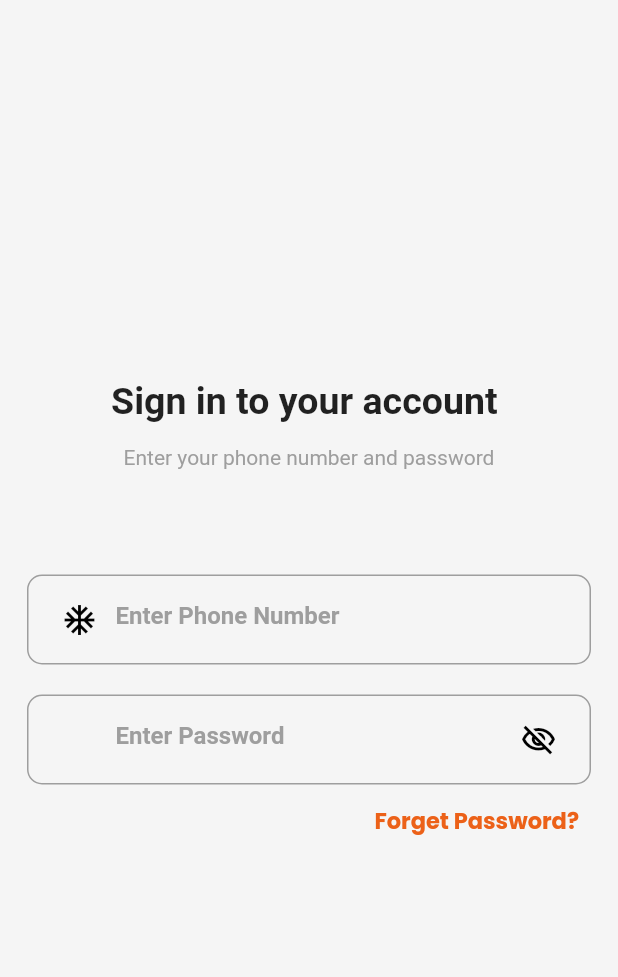
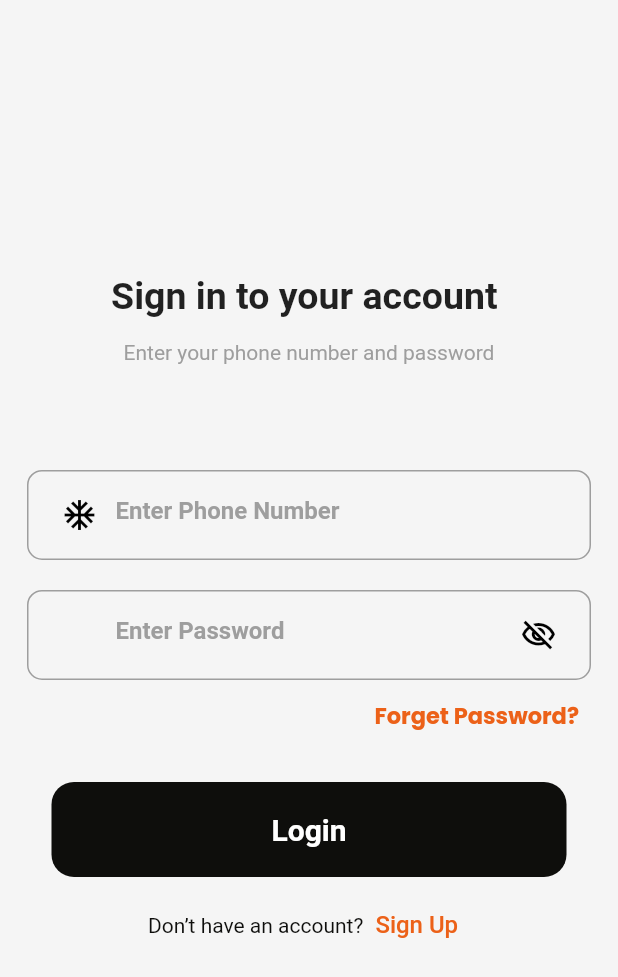
Before and after one commit to pioneers-team/Tab-Cash, a Flutter app: the LoginScreen screen opened directly, on a phone screen of 412 x 824 dp. Shown: the top 977 px of the screen. Run offline on Flutter 3.47's test engine with Material 2 defaults, Android fonts, the phone set to English and light mode, and no system bars; our stand-ins replace flutter_svg, google_fonts, smooth_page_indicator.

Commit message:
complete login screen _SaidSoudy

```diff
--- /dev/null
+++ b/lib/core/components/custom_button.dart
@@ -0,0 +1,31 @@
+
+
+import 'package:flutter/material.dart';
+
+Widget customButton(context,{
+  required Color color,
+  required String label,
+  VoidCallback? onTap,
+}){
+  double screenHeight = MediaQuery.of(context).size.height;
+  double screenWidth = MediaQuery.of(context).size.width;
+  return GestureDetector(
+    onTap: onTap,
+    child: Container(
+      height: screenHeight / 13,
+      width: screenWidth / 1.2,
+      decoration: BoxDecoration(
+          color: color,
+          borderRadius: BorderRadius.circular(15)),
+      child:  Center(
+        child: Text(
+          label,
+          style: const TextStyle(
+              color: Colors.white,
+              fontSize: 20.0,
+              fontWeight: FontWeight.w700),
+        ),
+      ),
+    ),
+  );
+}
--- a/lib/main.dart
+++ b/lib/main.dart
@@ -1,5 +1,6 @@
 import 'package:flutter/material.dart';
 import 'package:google_fonts/google_fonts.dart';
+import 'package:tab_cash/view/auth/login_screen.dart';
 import 'layout/splash_screen/splash_screen.dart';
 
 void main() {
@@ -21,7 +22,7 @@ class MyApp extends StatelessWidget {
           displayMedium: GoogleFonts.poppins(),
         )
       ),
-      home:  SplashScreen(),
+      home:  LoginScreen(),
     );
   }
 }
--- a/lib/view/auth/login_screen.dart
+++ b/lib/view/auth/login_screen.dart
@@ -3,12 +3,16 @@ import 'package:flutter_svg/svg.dart';
 import 'package:tab_cash/core/styles/colors.dart';
 
 import '../../core/components/custom_TextField.dart';
+import '../../core/components/custom_button.dart';
 
 class LoginScreen extends StatelessWidget {
+
   const LoginScreen({Key? key}) : super(key: key);
 
   @override
   Widget build(BuildContext context) {
+    double screenHeight = MediaQuery.of(context).size.height;
+    double screenWidth = MediaQuery.of(context).size.width;
     return Scaffold(
       body: Center(
         child: Padding(
@@ -63,6 +67,42 @@ class LoginScreen extends StatelessWidget {
                     ),
                   ),
                 ),
+                const SizedBox(
+                  height: 20.0,
+                ),
+                customButton(
+                  context,
+                  onTap:(){},
+                  color: AppColors.secondColor,
+                  label: "Login",
+                ),
+                const SizedBox(
+                  height: 8.0,
+                ),
+                Row(
+                  mainAxisAlignment: MainAxisAlignment.center,
+                  children: [
+                    const Text(
+                      "Don’t have an account?",
+                      style: TextStyle(
+                        color: AppColors.secondColor,
+                        fontSize: 14,
+                        //fontWeight: FontWeight.bold
+                      ),
+                    ),
+                    TextButton(
+                      onPressed: () {},
+                      child: const Text(
+                        "Sign Up",
+                        style: TextStyle(
+                          color: AppColors.primary,
+                          fontSize: 16,
+                          //fontWeight: FontWeight.bold
+                        ),
+                      ),
+                    ),
+                  ],
+                ),
               ],
             ),
           ),
--- a/lib/view/get_started/get_started_screen.dart
+++ b/lib/view/get_started/get_started_screen.dart
@@ -1,4 +1,5 @@
 import 'package:flutter/material.dart';
+import 'package:tab_cash/core/components/custom_button.dart';
 import 'package:tab_cash/core/styles/colors.dart';
 
 class GetStartedScreen extends StatelessWidget {
@@ -18,7 +19,6 @@ class GetStartedScreen extends StatelessWidget {
               fit: BoxFit.contain,
               image: AssetImage(
                 "assets/images/smart card.png",
-
               ),
             ),
           ),
@@ -49,24 +49,11 @@ class GetStartedScreen extends StatelessWidget {
                   const SizedBox(
                     height: 45.0,
                   ),
-                  GestureDetector(
-                    onTap: () {},
-                    child: Container(
-                      height: screenHeight / 13,
-                      width: screenWidth / 1.2,
-                      decoration: BoxDecoration(
+                  customButton(
+                    context,
+                    onTap:(){},
                     color: AppColors.primary,
-                          borderRadius: BorderRadius.circular(15)),
-                      child: const Center(
-                        child: Text(
-                          "Login",
-                          style: TextStyle(
-                              color: Colors.white,
-                              fontSize: 20.0,
-                              fontWeight: FontWeight.w700),
-                        ),
-                      ),
-                    ),
+                    label: "Login",
                   ),
                   Row(
                     mainAxisAlignment: MainAxisAlignment.center,
@@ -84,7 +71,6 @@ class GetStartedScreen extends StatelessWidget {
                         child: const Text(
                           "Sign Up",
                           style: TextStyle(
-
                             color: AppColors.primary,
                             fontSize: 16,
                             //fontWeight: FontWeight.bold
```
Also changed, not shown: 5 other files. Lines whose indentation alone changed are shown as unchanged.
